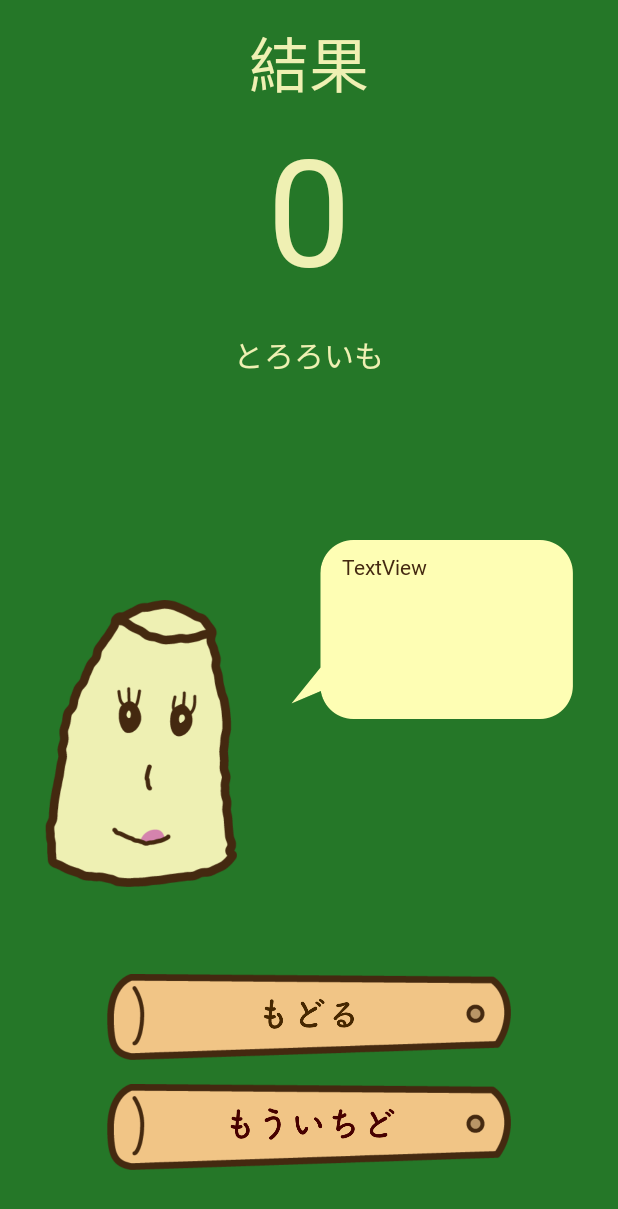
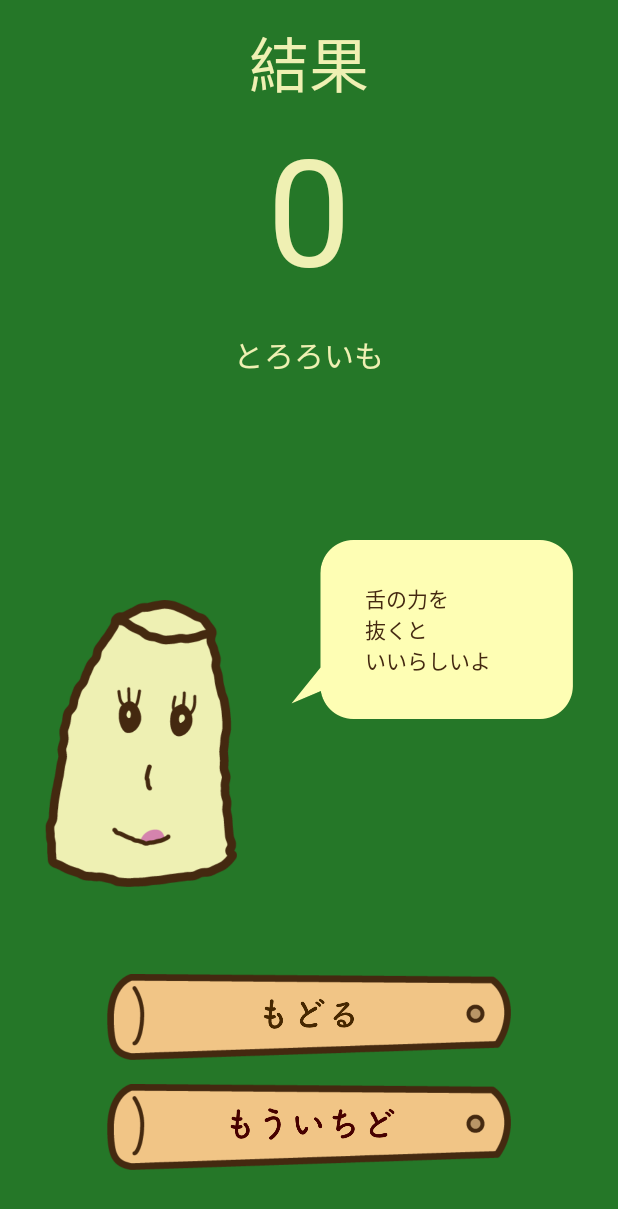
Before and after one commit to Aogon/Tororoimo, an Android app: the ResultActivity screen opened directly, with no data from a screen before it, on a phone screen of 412 x 824 dp. Shown: the top 1209 px of the screen. Run offline under Robolectric (Android 15) with nearby library versions, the light colour scheme and no system bars.

Commit message:
[add]ランダムに出るアドバイスメッセージ機能を追加

```diff
--- a/app/src/main/java/app/sakai/tororoimo/tororoimo/ResultActivity.kt
+++ b/app/src/main/java/app/sakai/tororoimo/tororoimo/ResultActivity.kt
@@ -1,5 +1,6 @@
 package app.sakai.tororoimo.tororoimo
 
+import android.annotation.SuppressLint
 import android.app.AlertDialog
 import android.app.Dialog
 import android.content.Context
@@ -21,9 +22,12 @@ import kotlinx.android.synthetic.main.activity_result.*
 import java.lang.IllegalStateException
 import java.time.LocalDate
 import java.time.format.DateTimeFormatter
+import kotlin.random.Random
+
 
 class ResultActivity : AppCompatActivity() {
 
+    @SuppressLint("SetTextI18n")
     @RequiresApi(Build.VERSION_CODES.O)
     override fun onCreate(savedInstanceState: Bundle?) {
         super.onCreate(savedInstanceState)
@@ -31,6 +35,22 @@ class ResultActivity : AppCompatActivity() {
 
         val resultNumber: Int = intent.getIntExtra("ResultNumber", 0)
         resultView.text = resultNumber.toString()
+
+        var random = Random.nextInt(3)
+        when(random) {
+            0 -> {
+                adviceView.text = "舌の力を\n抜くと\nいいらしいよ"
+            }
+            1 -> {
+                adviceView.text = "舌の運動をすると\nいいらしいよ"
+            }
+            2 -> {
+                adviceView.text = "巻き舌が\n上手い人を\nイメージしよう"
+            }
+            3 -> {
+                adviceView.text = "上を向いて\n練習してみよう"
+            }
+        }
 
         val cumulativeTextNumber: Int = intent.getIntExtra("CumulativeTextNumber", 0)
 
--- a/app/src/main/res/layout/activity_result.xml
+++ b/app/src/main/res/layout/activity_result.xml
@@ -69,14 +69,15 @@
         app:srcCompat="@drawable/fukidashi" />
 
     <TextView
-        android:id="@+id/textView7"
+        android:id="@+id/adviceView"
         android:layout_width="wrap_content"
         android:layout_height="wrap_content"
-        android:layout_marginStart="40dp"
-        android:layout_marginTop="8dp"
+        android:gravity="left|center_vertical"
         android:text="TextView"
         android:textColor="@color/fuchidoriColor"
         android:textSize="14sp"
+        app:layout_constraintBottom_toBottomOf="@+id/imageView4"
+        app:layout_constraintEnd_toEndOf="@+id/imageView4"
         app:layout_constraintStart_toStartOf="@+id/imageView4"
         app:layout_constraintTop_toTopOf="@+id/imageView4" />
 
```
